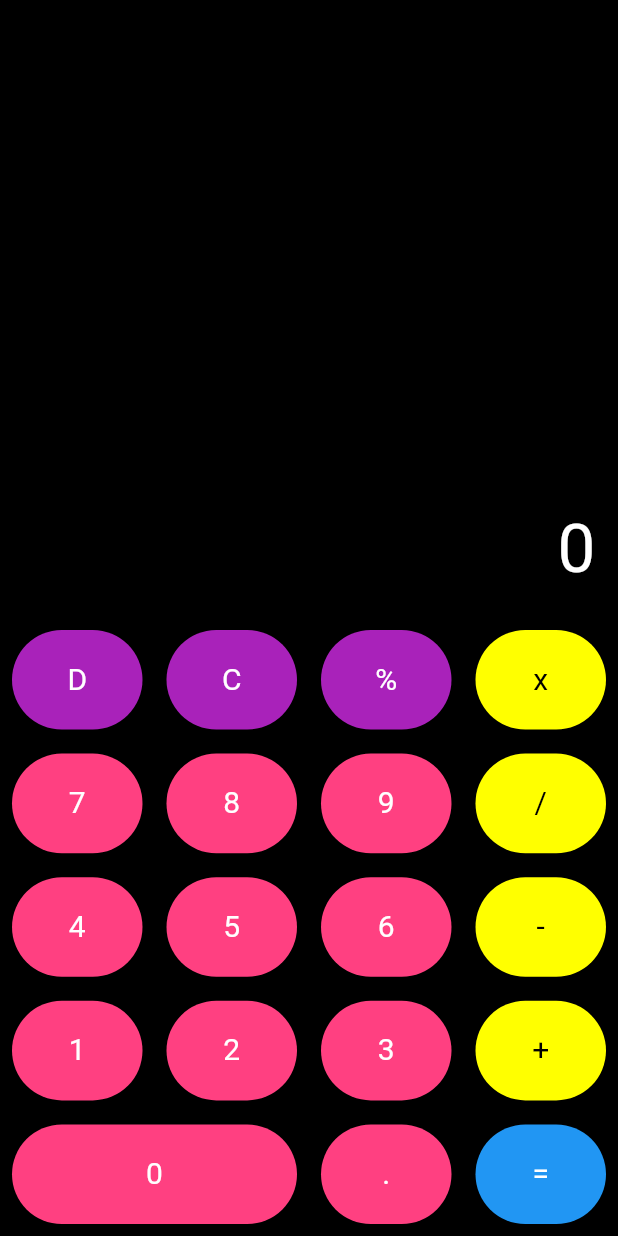
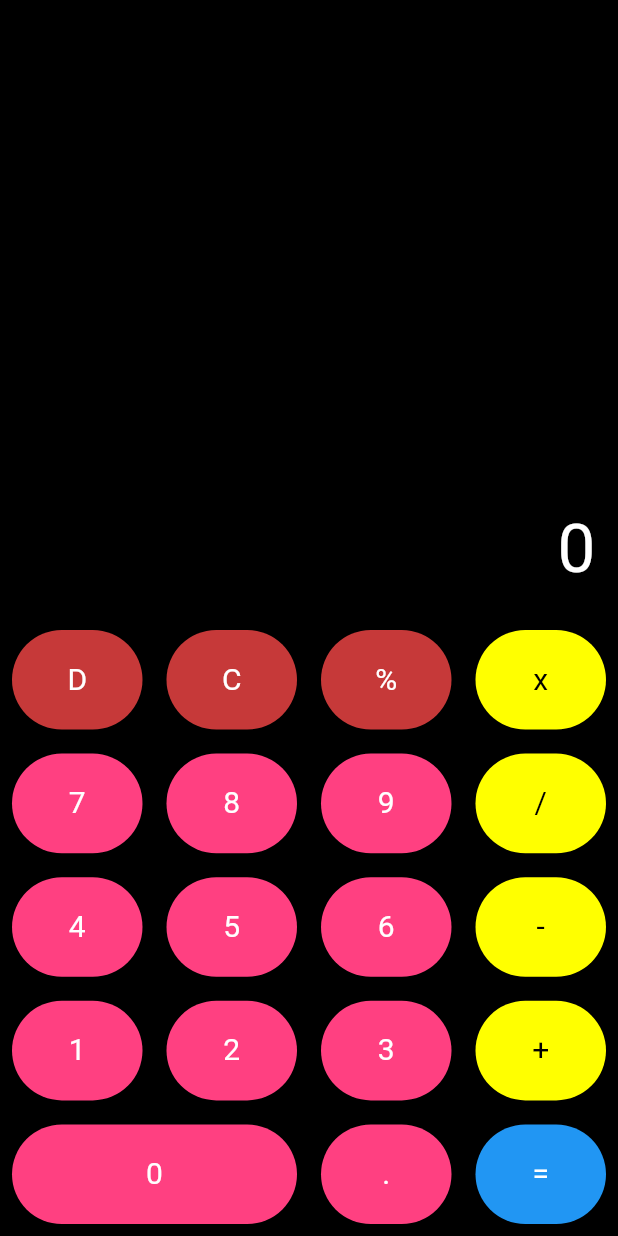
Before and after one commit to aiilory/flutter-calcuator, a Flutter app: the screen it shows after launch, on a phone screen of 412 x 824 dp. Run offline on Flutter 3.47's test engine with Material 3 defaults, Android fonts, the phone set to English and light mode, and no system bars.

Commit message:
Design changes

```diff
--- a/lib/calca.dart
+++ b/lib/calca.dart
@@ -66,7 +66,7 @@ class _CalculatorState extends State<Calculator> {
       child: Material(
         clipBehavior: Clip.hardEdge,
         color: [Btn.clear, Btn.del, Btn.per].contains(value)
-            ? Color.fromARGB(255, 169, 34, 186)
+            ? Color.fromARGB(255, 198, 57, 57)
             : [Btn.plus, Btn.minus, Btn.divide, Btn.multiply].contains(value)
                 ? Colors.yellowAccent
                 : Btn.eqaual == value
```
